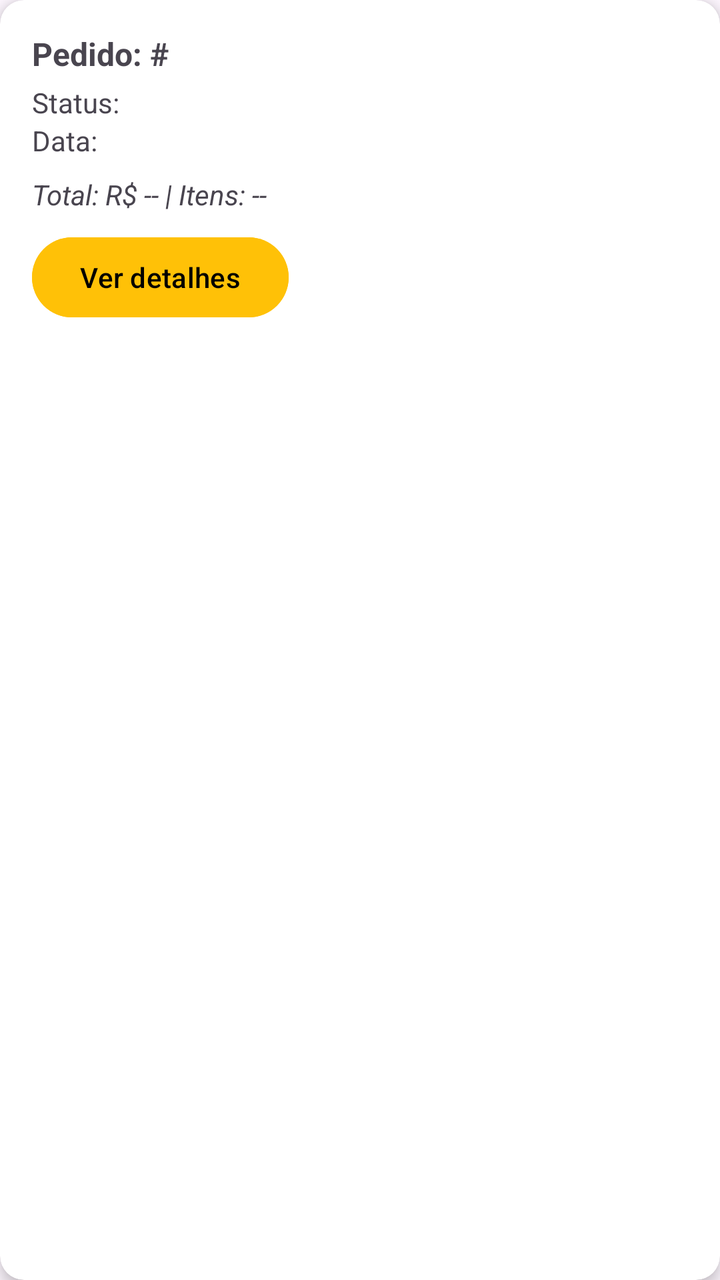
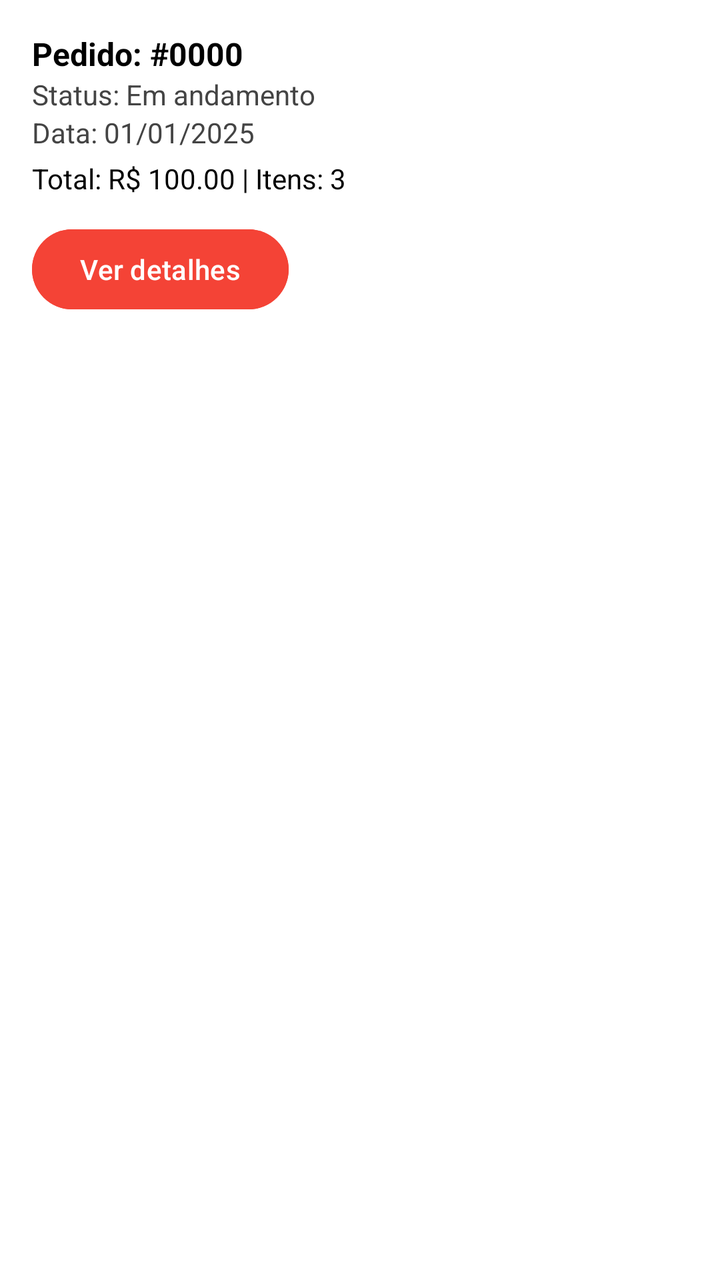

Two renders of the same Android screen: before a commit and after it. Below are the layout's source before the change and the commit's diff.
<!-- AndroidManifest.xml: application theme Theme.MyApplication -->
<!-- res/layout/item_pedido_expandable.xml -->
<?xml version="1.0" encoding="utf-8"?>
<androidx.cardview.widget.CardView xmlns:android="http://schemas.android.com/apk/res/android"
    xmlns:card_view="http://schemas.android.com/apk/res-auto"
    android:layout_width="match_parent"
    android:layout_height="wrap_content"
    android:layout_marginBottom="12dp"
    card_view:cardCornerRadius="12dp"
    card_view:cardElevation="4dp">

    <LinearLayout
        android:orientation="vertical"
        android:padding="16dp"
        android:layout_width="match_parent"
        android:layout_height="wrap_content">

        <TextView
            android:id="@+id/txtCodigo"
            android:layout_width="wrap_content"
            android:layout_height="wrap_content"
            android:text="Pedido: #"
            android:textStyle="bold"
            android:textSize="16sp" />

        <TextView
            android:id="@+id/txtStatus"
            android:layout_width="wrap_content"
            android:layout_height="wrap_content"
            android:text="Status: "
            android:layout_marginTop="4dp" />

        <TextView
            android:id="@+id/txtData"
            android:layout_width="wrap_content"
            android:layout_height="wrap_content"
            android:text="Data: " />

        <TextView
            android:id="@+id/txtResumo"
            android:layout_width="wrap_content"
            android:layout_height="wrap_content"
            android:text="Total: R$ -- | Itens: --"
            android:layout_marginTop="8dp"
            android:textStyle="italic" />

        <Button
            android:id="@+id/btnDetalhar"
            android:layout_width="wrap_content"
            android:layout_height="wrap_content"
            android:text="Ver detalhes"
            android:layout_marginTop="8dp"
            android:backgroundTint="#FFC107"
            android:textColor="#000000" />

        <LinearLayout
            android:id="@+id/layoutDetalhes"
            android:layout_width="match_parent"
            android:layout_height="wrap_content"
            android:orientation="vertical"
            android:visibility="gone"
            android:layout_marginTop="12dp" />
    </LinearLayout>
</androidx.cardview.widget.CardView>
<!-- resources referenced by this layout -->
<resources>
  <style name="Theme.MyApplication" parent="Base.Theme.MyApplication" />
  <style name="Base.Theme.MyApplication" parent="Theme.Material3.DayNight.NoActionBar">
          
          
      </style>
</resources>

<!-- the commit's change to res/layout/item_pedido_expandable.xml (unified diff, before → after) -->
@@ -1,62 +1,61 @@
 <?xml version="1.0" encoding="utf-8"?>
-<androidx.cardview.widget.CardView xmlns:android="http://schemas.android.com/apk/res/android"
-    xmlns:card_view="http://schemas.android.com/apk/res-auto"
+<LinearLayout xmlns:android="http://schemas.android.com/apk/res/android"
     android:layout_width="match_parent"
     android:layout_height="wrap_content"
+    android:orientation="vertical"
+    android:background="#FFFFFF"
+    android:padding="16dp"
     android:layout_marginBottom="12dp"
-    card_view:cardCornerRadius="12dp"
-    card_view:cardElevation="4dp">
+    android:elevation="4dp">
+
+    <TextView
+        android:id="@+id/txtCodigo"
+        android:layout_width="wrap_content"
+        android:layout_height="wrap_content"
+        android:text="Pedido: #0000"
+        android:textStyle="bold"
+        android:textColor="#000"
+        android:textSize="16sp" />
+
+    <TextView
+        android:id="@+id/txtStatus"
+        android:layout_width="wrap_content"
+        android:layout_height="wrap_content"
+        android:text="Status: Em andamento"
+        android:textColor="#444"
+        android:textSize="14sp" />
+
+    <TextView
+        android:id="@+id/txtData"
+        android:layout_width="wrap_content"
+        android:layout_height="wrap_content"
+        android:text="Data: 01/01/2025"
+        android:textColor="#444"
+        android:textSize="14sp" />
+
+    <TextView
+        android:id="@+id/txtResumo"
+        android:layout_width="wrap_content"
+        android:layout_height="wrap_content"
+        android:text="Total: R$ 100.00 | Itens: 3"
+        android:textColor="#000"
+        android:textSize="14sp"
+        android:layout_marginTop="4dp" />
+
+    <Button
+        android:id="@+id/btnDetalhar"
+        android:layout_width="wrap_content"
+        android:layout_height="wrap_content"
+        android:text="Ver detalhes"
+        android:textColor="#FFFFFF"
+        android:backgroundTint="#F44336"
+        android:layout_marginTop="12dp" />
 
     <LinearLayout
+        android:id="@+id/layoutDetalhes"
+        android:layout_width="match_parent"
+        android:layout_height="wrap_content"
         android:orientation="vertical"
-        android:padding="16dp"
-        android:layout_width="match_parent"
-        android:layout_height="wrap_content">
-
-        <TextView
-            android:id="@+id/txtCodigo"
-            android:layout_width="wrap_content"
-            android:layout_height="wrap_content"
-            android:text="Pedido: #"
-            android:textStyle="bold"
-            android:textSize="16sp" />
-
-        <TextView
-            android:id="@+id/txtStatus"
-            android:layout_width="wrap_content"
-            android:layout_height="wrap_content"
-            android:text="Status: "
-            android:layout_marginTop="4dp" />
-
-        <TextView
-            android:id="@+id/txtData"
-            android:layout_width="wrap_content"
-            android:layout_height="wrap_content"
-            android:text="Data: " />
-
-        <TextView
-            android:id="@+id/txtResumo"
-            android:layout_width="wrap_content"
-            android:layout_height="wrap_content"
-            android:text="Total: R$ -- | Itens: --"
-            android:layout_marginTop="8dp"
-            android:textStyle="italic" />
-
-        <Button
-            android:id="@+id/btnDetalhar"
-            android:layout_width="wrap_content"
-            android:layout_height="wrap_content"
-            android:text="Ver detalhes"
-            android:layout_marginTop="8dp"
-            android:backgroundTint="#FFC107"
-            android:textColor="#000000" />
-
-        <LinearLayout
-            android:id="@+id/layoutDetalhes"
-            android:layout_width="match_parent"
-            android:layout_height="wrap_content"
-            android:orientation="vertical"
-            android:visibility="gone"
-            android:layout_marginTop="12dp" />
-    </LinearLayout>
-</androidx.cardview.widget.CardView>
+        android:visibility="gone"
+        android:layout_marginTop="8dp" />
+</LinearLayout>
